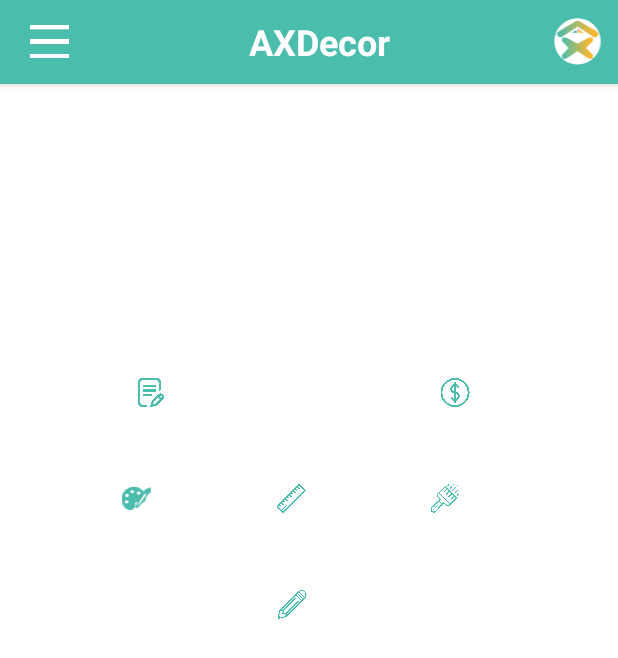
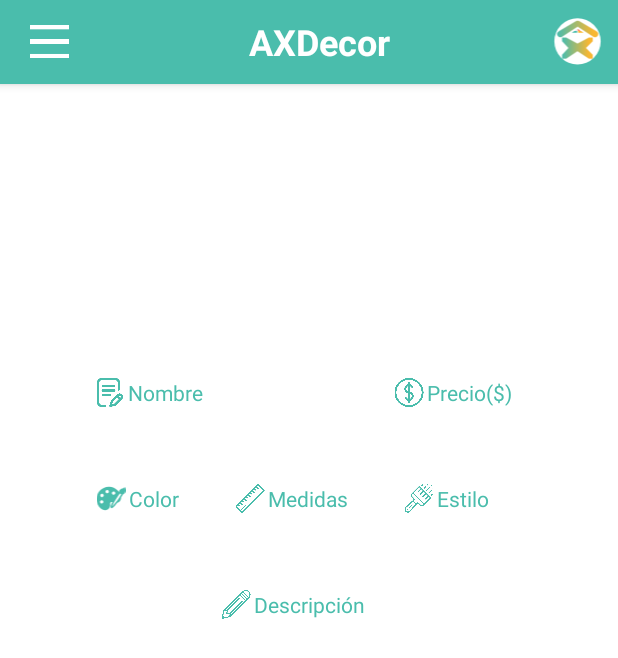
Before and after one commit to andreandyp/TT-AndroidApp, an Android app: the fragment VerModeloFragment placed in its activity, on a phone screen of 412 x 824 dp. Shown: the top 658 px of the screen. Run offline under Robolectric (Android 15) with nearby library versions, the phone set to English and light mode, and no system bars; our stand-ins replace Room's generated code, data binding; pictures from the network do not load; 1 statement that could not run was skipped.

Commit message:
Correccion diseño modelo

```diff
--- a/app/src/main/java/com/apptt/axdecor/activities/CotizacionActivity.kt
+++ b/app/src/main/java/com/apptt/axdecor/activities/CotizacionActivity.kt
@@ -3,9 +3,10 @@ package com.apptt.axdecor.activities
 import android.os.Bundle
 import androidx.appcompat.app.AppCompatActivity
 import com.apptt.axdecor.R
+import com.apptt.axdecor.db.Entities.ModelModel
 
-class CotizacionActivity : AppCompatActivity() {
-
+class CotizacionActivity() : AppCompatActivity() {
+    lateinit var listaModelos: ArrayList<ModelModel>
     override fun onCreate(savedInstanceState: Bundle?) {
         super.onCreate(savedInstanceState)
         setContentView(R.layout.activity_cotizacion)
--- a/app/src/main/java/com/apptt/axdecor/dialogs/CotizaDialog.kt
+++ b/app/src/main/java/com/apptt/axdecor/dialogs/CotizaDialog.kt
@@ -6,6 +6,7 @@ import android.content.Intent
 import android.os.Bundle
 import androidx.fragment.app.DialogFragment
 import com.apptt.axdecor.R
+import com.apptt.axdecor.activities.CotizacionActivity
 import com.apptt.axdecor.activities.GaleriaActivity
 import com.google.android.material.dialog.MaterialAlertDialogBuilder
 
@@ -18,11 +19,12 @@ class CotizaDialog : DialogFragment() {
                 .setItems(R.array.opcionesCotiza, DialogInterface.OnClickListener { _, which ->
                     when (which) {
                         0 -> {
-                            val mIntent = Intent(activity,GaleriaActivity::class.java)
+                            val mIntent = Intent(activity, GaleriaActivity::class.java)
                             startActivity(mIntent)
                         }
                         1 -> {//Activity de cotización, se manda Lista de elementos añadidos
-
+                            val mIntent = Intent(activity, CotizacionActivity::class.java)
+                            startActivity(mIntent)
                         }
                     }
                 })
--- a/app/src/main/res/layout/ver_modelo_fragment.xml
+++ b/app/src/main/res/layout/ver_modelo_fragment.xml
@@ -37,7 +37,7 @@
                 app:layout_constraintHorizontal_bias="0.551"
                 app:layout_constraintStart_toStartOf="parent"
                 app:layout_constraintTop_toBottomOf="@+id/model_imagen"
-                tools:text="Nombre" />
+                android:text="Nombre" />
 
         <TextView
                 android:id="@+id/tvPrecio"
@@ -49,7 +49,7 @@
                 app:layout_constraintHorizontal_bias="0.533"
                 app:layout_constraintStart_toStartOf="@+id/guideline13"
                 app:layout_constraintTop_toTopOf="@+id/tvNombre"
-                tools:text="Precio($)" />
+                android:text="Precio($)" />
 
         <TextView
                 android:id="@+id/tvColor"
@@ -61,7 +61,7 @@
                 app:layout_constraintEnd_toStartOf="@+id/guideline13"
                 app:layout_constraintStart_toStartOf="parent"
                 app:layout_constraintTop_toBottomOf="@+id/model_nombre"
-                tools:text="Color" />
+                android:text="Color" />
 
         <TextView
                 android:id="@+id/tvMedidas"
@@ -74,7 +74,7 @@
                 app:layout_constraintStart_toEndOf="@+id/tvColor"
                 app:layout_constraintTop_toTopOf="@+id/tvColor"
                 app:layout_constraintVertical_bias="0.0"
-                tools:text="Medidas" />
+                android:text="Medidas" />
 
         <TextView
                 android:id="@+id/tvEstilo"
@@ -87,7 +87,7 @@
                 app:layout_constraintStart_toStartOf="@+id/guideline13"
                 app:layout_constraintTop_toTopOf="@+id/tvMedidas"
                 app:layout_constraintVertical_bias="0.0"
-                tools:text="Estilo" />
+                android:text="Estilo" />
 
         <TextView
                 android:id="@+id/tvDescripcion"
@@ -100,7 +100,7 @@
                 app:layout_constraintEnd_toStartOf="@+id/guideline15"
                 app:layout_constraintStart_toStartOf="@+id/guideline14"
                 app:layout_constraintTop_toBottomOf="@+id/model_medidas"
-                tools:text="Descripción" />
+                android:text="Descripción" />
 
         <androidx.constraintlayout.widget.Guideline
                 android:id="@+id/guideline13"
@@ -129,13 +129,14 @@
                 android:layout_height="wrap_content"
                 android:layout_marginTop="8dp"
                 android:text="@{viewModel.modelo.name}"
-                tools:text="Nombre del Modelo"
                 android:textAlignment="center"
                 android:textSize="14sp"
                 android:textStyle="bold"
                 app:layout_constraintEnd_toStartOf="@+id/guideline13"
+                app:layout_constraintHorizontal_bias="0.0"
                 app:layout_constraintStart_toStartOf="parent"
-                app:layout_constraintTop_toBottomOf="@+id/tvNombre" />
+                app:layout_constraintTop_toBottomOf="@+id/tvNombre"
+                tools:text="Nombre del Modelo" />
 
         <TextView
                 android:id="@+id/model_color"
```
